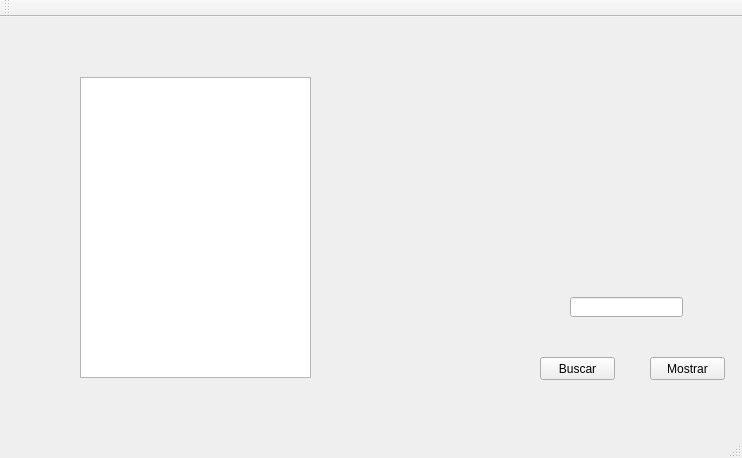
This is mainwindow.ui in jufergom/ProyectoEstructura1 as Qt 5 draws it before an edit. The edited form follows.
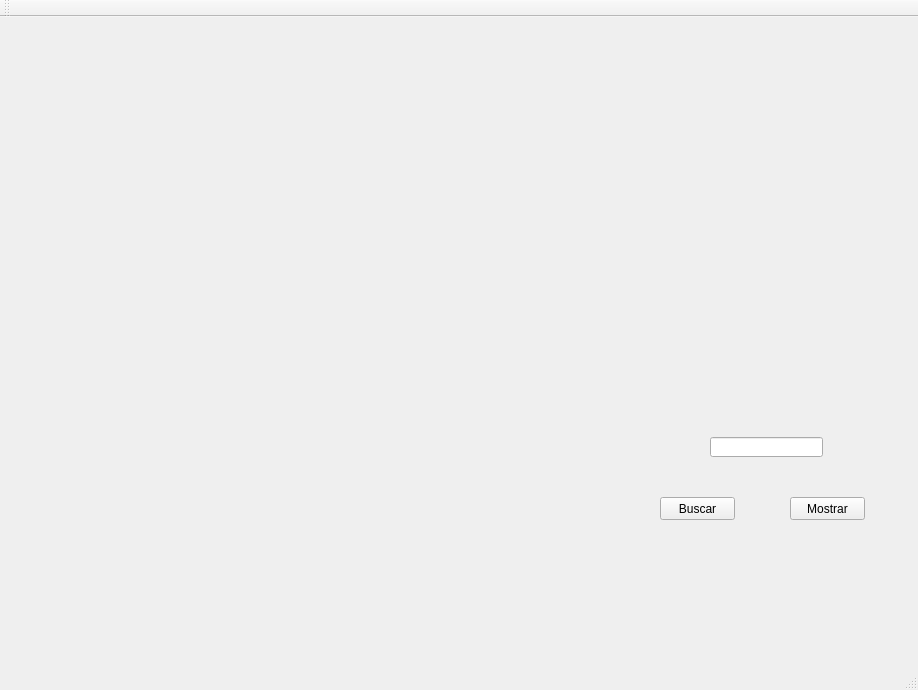
This is the edited form. Icons and pictures are not drawn.

What changed in the file:
```diff
--- a/mainwindow.ui
+++ b/mainwindow.ui
@@ -6,8 +6,8 @@
    <rect>
     <x>0</x>
     <y>0</y>
-    <width>742</width>
-    <height>458</height>
+    <width>918</width>
+    <height>690</height>
    </rect>
   </property>
   <property name="windowTitle">
@@ -17,8 +17,8 @@
    <widget class="QPushButton" name="pushButtonBuscar">
     <property name="geometry">
      <rect>
-      <x>540</x>
-      <y>340</y>
+      <x>660</x>
+      <y>480</y>
       <width>75</width>
       <height>23</height>
      </rect>
@@ -30,8 +30,8 @@
    <widget class="QLineEdit" name="lineEditWord">
     <property name="geometry">
      <rect>
-      <x>570</x>
-      <y>280</y>
+      <x>710</x>
+      <y>420</y>
       <width>113</width>
       <height>20</height>
      </rect>
@@ -40,8 +40,8 @@
    <widget class="QPushButton" name="pushButtonMostrar">
     <property name="geometry">
      <rect>
-      <x>650</x>
-      <y>340</y>
+      <x>790</x>
+      <y>480</y>
       <width>75</width>
       <height>23</height>
      </rect>
@@ -50,15 +50,27 @@
      <string>Mostrar</string>
     </property>
    </widget>
-   <widget class="QTextEdit" name="textEditPrueba">
+   <widget class="QLabel" name="labelTwitterBird">
     <property name="geometry">
      <rect>
-      <x>80</x>
-      <y>60</y>
+      <x>660</x>
+      <y>120</y>
       <width>231</width>
-      <height>301</height>
+      <height>231</height>
      </rect>
     </property>
+    <property name="text">
+     <string/>
+    </property>
+    <property name="textFormat">
+     <enum>Qt::AutoText</enum>
+    </property>
+    <property name="pixmap">
+     <pixmap>twitter.png</pixmap>
+    </property>
+    <property name="scaledContents">
+     <bool>true</bool>
+    </property>
    </widget>
   </widget>
   <widget class="QMenuBar" name="menuBar">
```
Left out of the diff: 6 changed lines with no effect on the pictures.
